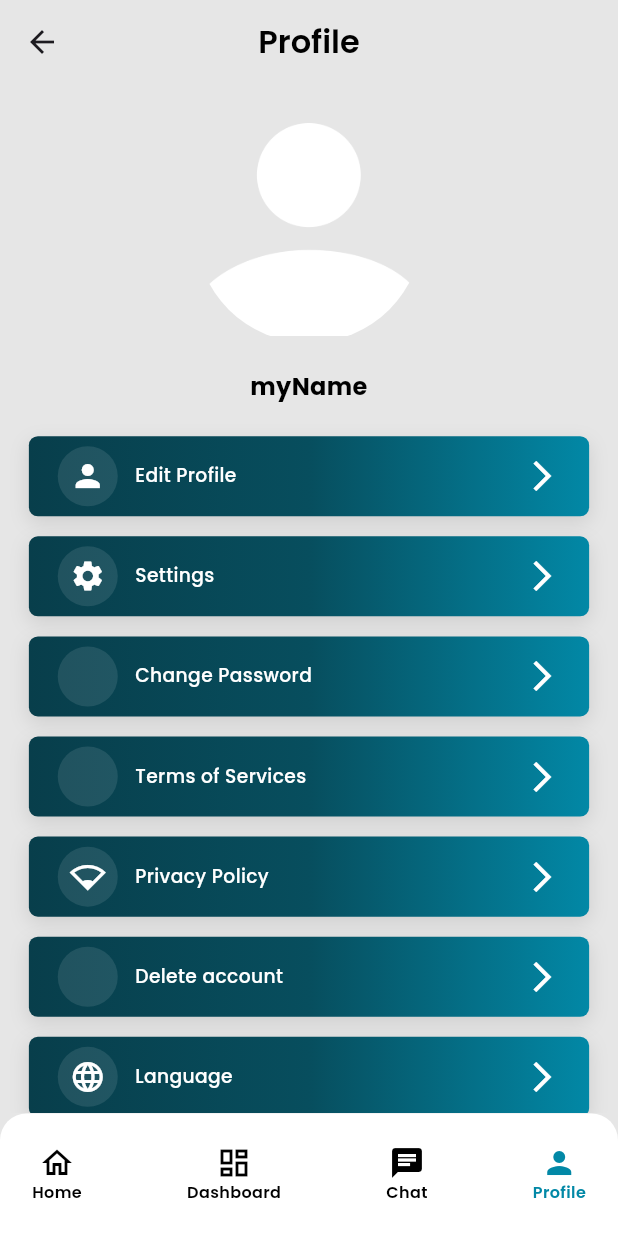
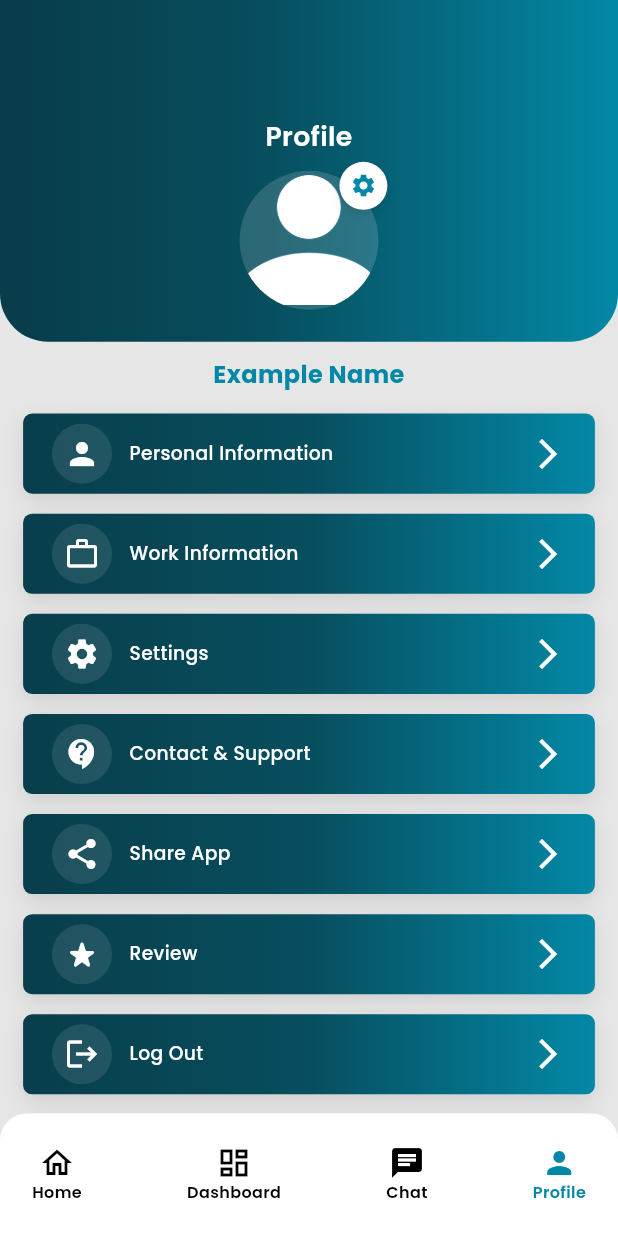
Before and after one commit to mehdisparktech/zasulehry_job_seeker, a Flutter app: the ProfileScreen screen opened by its route, on a phone screen of 412 x 824 dp. Run offline on Flutter 3.47's test engine with Material 3 defaults, Android fonts, the phone set to English and light mode, and no system bars; our stand-ins replace cached_network_image, dio, flutter_dotenv, flutter_html, flutter_local_notifications, flutter_screenutil and 11 more; accounts and stored records are empty; network calls fail.

Commit message:
feat(profile): add new profile screen with updated UI and menu items
- Implement gradient header with rounded corners
- Add new profile menu items (personal info, work info, contact, share, review)
- Update profile screen layout and styling

```diff
--- a/lib/core/config/languages/language.dart
+++ b/lib/core/config/languages/language.dart
@@ -66,6 +66,12 @@ class LocalConstants extends Translations {
       "Privacy Policy": "Privacy Policy",
       "Delete account": "Delete account",
       "Terms of Services": "Terms of Services",
+      // New profile specific
+      "Personal Information": "Personal Information",
+      "Work Information": "Work Information",
+      "Contact & Support": "Contact & Support",
+      "Share App": "Share App",
+      "Review": "Review",
     },
   };
 }
--- a/lib/core/constants/app_string.dart
+++ b/lib/core/constants/app_string.dart
@@ -91,4 +91,11 @@ class AppString {
   static const String salaryComparison = "Salary Comparison";
   static const String searchHere = "Search Here";
   static const String typeHere = "Type ......";
+
+  // Profile specific
+  static const String personalInformation = "Personal Information";
+  static const String workInformation = "Work Information";
+  static const String contactAndSupport = "Contact & Support";
+  static const String shareApp = "Share App";
+  static const String review = "Review";
 }
--- a/lib/features/jobseeker/profile/presentation/screen/profile_screen.dart
+++ b/lib/features/jobseeker/profile/presentation/screen/profile_screen.dart
@@ -1,7 +1,6 @@
 import 'package:flutter/material.dart';
 import 'package:flutter_screenutil/flutter_screenutil.dart';
 import 'package:get/get.dart';
-import 'package:zasulehry_job_seeker/core/services/storage/storage_keys.dart';
 import '../../../../../core/config/route/app_routes.dart';
 import '../../../../../core/component/bottom_nav_bar/common_bottom_bar.dart';
 import '../../../../../core/component/image/common_image.dart';
@@ -11,6 +10,8 @@ import '../../../../../core/component/text/common_text.dart';
 import '../controller/profile_controller.dart';
 import '../../../../../core/constants/app_images.dart';
 import '../../../../../core/constants/app_string.dart';
+import '../../../../../core/constants/app_colors.dart';
+import '../../../../../core/services/storage/storage_services.dart';
 
 class ProfileScreen extends StatelessWidget {
   const ProfileScreen({super.key});
@@ -18,113 +19,177 @@ class ProfileScreen extends StatelessWidget {
   @override
   Widget build(BuildContext context) {
     return Scaffold(
-      /// App Bar Section Starts here
-      appBar: AppBar(
-        centerTitle: true,
-        title: const CommonText(
-          text: AppString.profile,
-          fontWeight: FontWeight.w600,
-          fontSize: 24,
-        ),
-      ),
-
-      /// Body Section Starts here
+      // Custom gradient header inside body to match the design
       body: GetBuilder<ProfileController>(
         builder: (controller) {
           return SingleChildScrollView(
-            child: Padding(
-              padding: EdgeInsets.symmetric(horizontal: 20.w, vertical: 24.h),
             child: Column(
               children: [
-                  /// User Profile Image here
+                // Header Section with gradient and rounded bottom corners
+                Container(
+                  width: double.infinity,
+                  padding: EdgeInsets.only(top: 16.h, bottom: 24.h),
+                  decoration: BoxDecoration(
+                    gradient: const LinearGradient(
+                      begin: Alignment(-0.9, 0),
+                      end: Alignment(1.0, 0),
+                      colors: [
+                        Color(0xFF083E4B),
+                        Color(0xFF074E5E),
+                        Color(0xFF0288A6),
+                      ],
+                      stops: [0.0, 0.4, 1.0],
+                    ),
+                    borderRadius: BorderRadius.only(
+                      bottomLeft: Radius.circular(36.r),
+                      bottomRight: Radius.circular(36.r),
+                    ),
+                  ),
+                  child: Padding(
+                    padding: const EdgeInsets.only(top: 64),
+                    child: Column(
+                      mainAxisSize: MainAxisSize.min,
+                      children: [
+                        const CommonText(
+                          text: AppString.profile,
+                          fontWeight: FontWeight.w600,
+                          fontSize: 20,
+                          color: Colors.white,
+                        ),
+                        SizedBox(height: 12.h),
+                        // Avatar with settings button
                         Center(
-                    child: CircleAvatar(
-                      radius: 85.sp,
-                      backgroundColor: Colors.transparent,
+                          child: Stack(
+                            clipBehavior: Clip.none,
+                            children: [
+                              CircleAvatar(
+                                radius: 52.r,
+                                backgroundColor: Colors.white.withOpacity(0.15),
                                 child: const ClipOval(
                                   child: CommonImage(
                                     imageSrc: AppImages.profile,
-                          size: 170,
+                                    size: 100,
                                     defaultImage: AppImages.profile,
                                   ),
                                 ),
                               ),
+                              Positioned(
+                                right: -6,
+                                top: -6,
+                                child: GestureDetector(
+                                  onTap: () => Get.toNamed(AppRoutes.setting),
+                                  child: Container(
+                                    width: 32,
+                                    height: 32,
+                                    decoration: BoxDecoration(
+                                      color: Colors.white,
+                                      shape: BoxShape.circle,
+                                      boxShadow: [
+                                        BoxShadow(
+                                          color: Colors.black.withOpacity(0.1),
+                                          blurRadius: 6,
+                                          offset: const Offset(0, 3),
+                                        ),
+                                      ],
+                                    ),
+                                    child: const Icon(
+                                      Icons.settings,
+                                      size: 18,
+                                      color: AppColors.primaryColor,
+                                    ),
+                                  ),
+                                ),
+                              ),
+                            ],
+                          ),
+                        ),
+                      ],
+                    ),
+                  ),
                 ),
 
-                  /// User Name here
-                  const CommonText(
-                    text: LocalStorageKeys.myName,
+                // Name text
+                Padding(
+                  padding: EdgeInsets.only(top: 12.h, bottom: 16.h),
+                  child: CommonText(
+                    text: (LocalStorage.myName.isNotEmpty
+                        ? LocalStorage.myName
+                        : "Example Name"),
                     fontSize: 18,
                     fontWeight: FontWeight.w700,
-                    top: 20,
-                    bottom: 24,
+                    color: AppColors.primaryColor,
+                  ),
                 ),
 
-                  /// Edit Profile item here
+                // Menu items
+                Padding(
+                  padding: EdgeInsets.symmetric(horizontal: 16.w),
+                  child: Column(
+                    children: [
+                      // Personal Information
                       Item(
                         icon: Icons.person,
-                    title: AppString.editProfile,
+                        title: AppString.personalInformation,
                         onTap: () => Get.toNamed(AppRoutes.editProfile),
                       ),
 
-                  /// Setting item here
+                      // Work Information
+                      Item(
+                        icon: Icons.work_outline,
+                        title: AppString.workInformation,
+                      ),
+
+                      // Settings
                       Item(
                         icon: Icons.settings,
                         title: AppString.settings,
                         onTap: () => Get.toNamed(AppRoutes.setting),
                       ),
 
-                  /// Change password Item here
+                      // Contact & Support
                       Item(
-                    title: AppString.changePassword,
-                    iconDate: Icons.lock_outline,
-                    onTap: () => Get.toNamed(AppRoutes.changePassword),
+                        icon: Icons.contact_support,
+                        title: AppString.contactAndSupport,
                       ),
 
-                  /// Terms of Service Item here
+                      // Share App
+                      Item(icon: Icons.share, title: AppString.shareApp),
+
+                      // Review
                       Item(
-                    title: AppString.termsOfServices,
-                    iconDate: Icons.gavel,
-                    onTap: () => Get.toNamed(AppRoutes.termsOfServices),
+                        icon: Icons.star_rate_rounded,
+                        title: AppString.review,
                       ),
 
-                  /// Privacy Policy Item here
+                      // Log Out
                       Item(
-                    onTap: () => Get.toNamed(AppRoutes.privacyPolicy),
-                    title: AppString.privacyPolicy,
-                    icon: Icons.network_wifi_1_bar,
+                        icon: Icons.logout,
+                        title: AppString.logOut,
+                        onTap: logOutPopUp,
                       ),
 
-                  /// Delete Account Item here
+                      // Delete Account
                       Item(
                         title: AppString.deleteAccount,
-                    iconDate: Icons.delete_outline_rounded,
+                        icon: Icons.delete_outline_rounded,
                         onTap: () => deletePopUp(
                           controller: controller.passwordController,
                           onTap: controller.deleteAccountRepo,
                           isLoading: controller.isLoading,
                         ),
                       ),
-                  Item(
-                    icon: Icons.language,
-                    title: AppString.language,
-                    onTap: logOutPopUp,
+                    ],
+                  ),
                 ),
 
-                  /// Log Out item here
-                  Item(
-                    icon: Icons.logout,
-                    title: AppString.logOut,
-                    onTap: logOutPopUp,
-                  ),
+                SizedBox(height: 24.h),
               ],
-              ),
             ),
           );
         },
       ),
 
-      /// Bottom Navigation Bar Section Starts here
+      // Bottom Navigation Bar Section
       bottomNavigationBar: const CommonBottomNavBar(currentIndex: 3),
     );
   }
```
Lines whose indentation alone changed are shown as unchanged.
